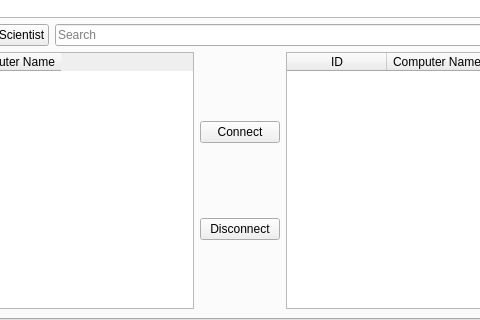
Above: Verklegt2014/mainwindow.ui from Tagl/Verklegt2014 before the change; both pictures show x 151 to 631 and y 275 to 595 of the 782 by 595 pixel window. Below: the same form after it.
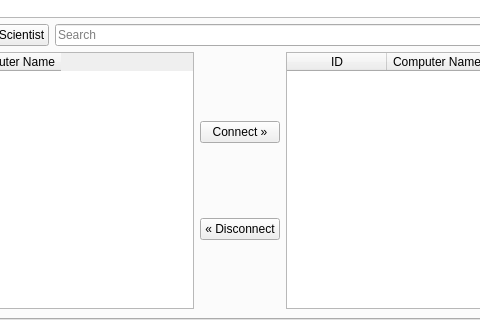
That is the form after the change. The open tabs and pages were chosen to show the change.

Patch:
```diff
--- a/Verklegt2014/mainwindow.ui
+++ b/Verklegt2014/mainwindow.ui
@@ -125,14 +125,14 @@
             <item>
              <widget class="QPushButton" name="connectToComputer">
               <property name="text">
-               <string>Connect</string>
+               <string>Connect »</string>
               </property>
              </widget>
             </item>
             <item>
              <widget class="QPushButton" name="disconnectComputer">
               <property name="text">
-               <string>Disconnect</string>
+               <string>« Disconnect</string>
               </property>
              </widget>
             </item>
```
Left out of the diff: 6 changed lines with no effect on the pictures.
